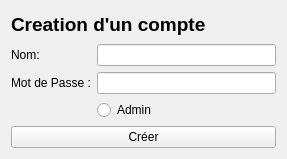
Above: FrameworkQT/src/main/c++/fr/univtours/polytech/FrameworkQT/view/creationuserinterface.ui from ChakSem/TPs-Plateformes-C- before the change. Below: the same form after it.
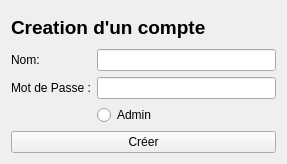
That is the form after the change.

Patch:
```diff
--- a/FrameworkQT/src/main/c++/fr/univtours/polytech/FrameworkQT/view/creationuserinterface.ui
+++ b/FrameworkQT/src/main/c++/fr/univtours/polytech/FrameworkQT/view/creationuserinterface.ui
@@ -7,7 +7,7 @@
     <x>0</x>
     <y>0</y>
     <width>287</width>
-    <height>159</height>
+    <height>164</height>
    </rect>
   </property>
   <property name="windowTitle">
```
